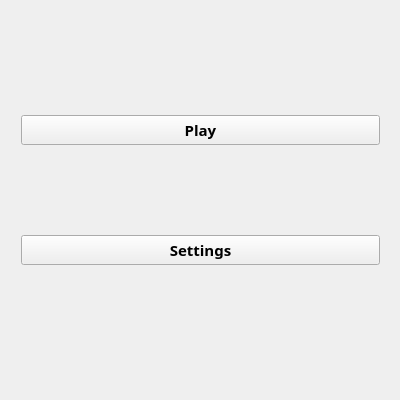
Before: the Qt Designer form mainwindow.ui in BogdanVeligorskyi/Minesweeper_Qt, drawn with Qt 5.
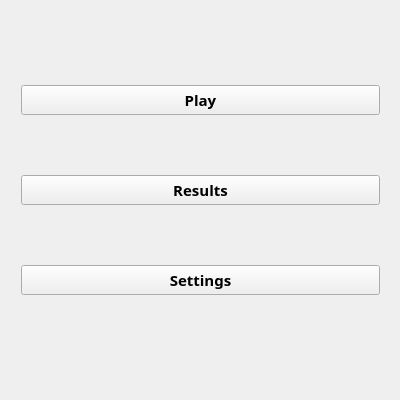
After: the same form once the commit is applied.

What changed in the file:
```diff
--- a/mainwindow.ui
+++ b/mainwindow.ui
@@ -39,6 +39,21 @@
        </property>
       </widget>
      </item>
+     <item>
+      <widget class="QPushButton" name="pushResultsButton">
+       <property name="font">
+        <font>
+         <family>MV Boli</family>
+         <pointsize>11</pointsize>
+         <weight>75</weight>
+         <bold>true</bold>
+        </font>
+       </property>
+       <property name="text">
+        <string>Results</string>
+       </property>
+      </widget>
+     </item>
      <item>
       <widget class="QPushButton" name="pushSettingsButton">
        <property name="font">
```
